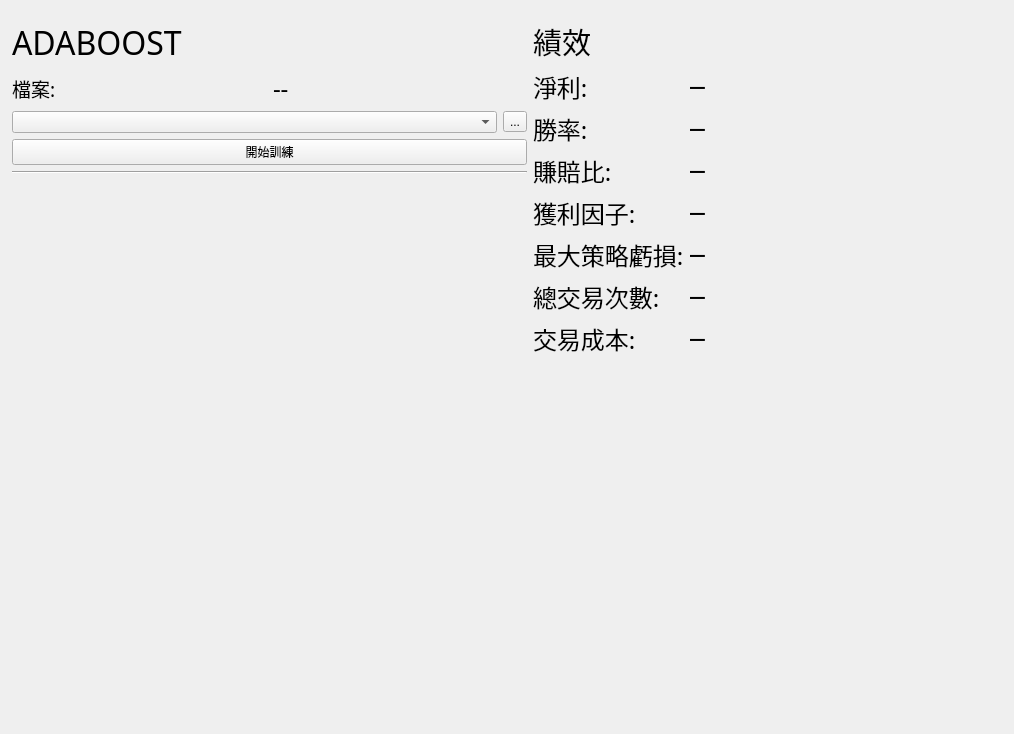
Old version of the form Adaboost_UI.ui in the repository allen93075/Winner.
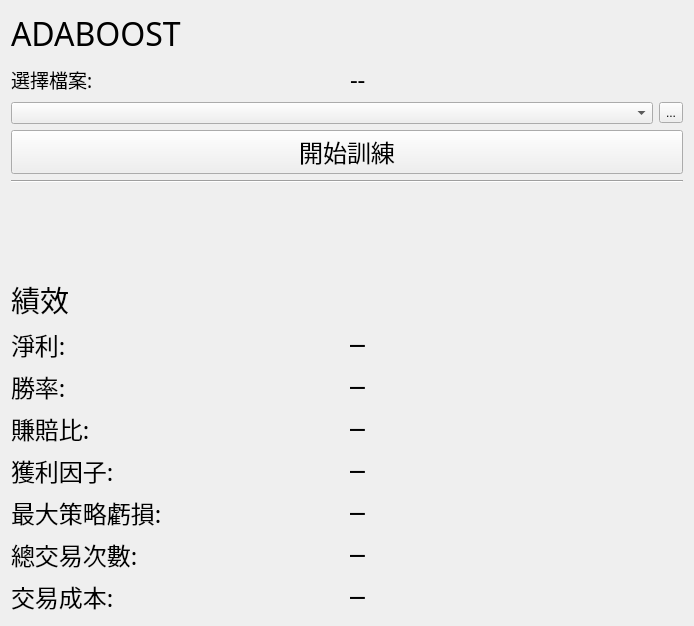
New version of the form.

What changed in the file:
```diff
--- a/Adaboost_UI.ui
+++ b/Adaboost_UI.ui
@@ -6,22 +6,15 @@
    <rect>
     <x>0</x>
     <y>0</y>
-    <width>1014</width>
-    <height>734</height>
+    <width>694</width>
+    <height>626</height>
    </rect>
   </property>
   <property name="windowTitle">
    <string>Form</string>
   </property>
-  <widget class="QWidget" name="horizontalLayoutWidget">
-   <property name="geometry">
-    <rect>
-     <x>12</x>
-     <y>20</y>
-     <width>981</width>
-     <height>701</height>
-    </rect>
-   </property>
+  <layout class="QGridLayout" name="gridLayout">
+   <item row="0" column="0">
    <layout class="QHBoxLayout" name="horizontalLayout">
     <item>
      <layout class="QVBoxLayout" name="verticalLayout_3">
@@ -49,7 +42,7 @@
            </font>
           </property>
           <property name="text">
-           <string>檔案:</string>
+            <string>選擇檔案:</string>
           </property>
          </widget>
         </item>
@@ -87,6 +80,12 @@
       </item>
       <item>
        <widget class="QPushButton" name="startTrainBtn">
+          <property name="font">
+           <font>
+            <family>微軟正黑體</family>
+            <pointsize>18</pointsize>
+           </font>
+          </property>
         <property name="text">
          <string>開始訓練</string>
         </property>
@@ -112,10 +111,6 @@
         </property>
        </spacer>
       </item>
-     </layout>
-    </item>
-    <item>
-     <layout class="QVBoxLayout" name="verticalLayout_7">
       <item>
        <widget class="QLabel" name="label_6">
         <property name="font">
@@ -130,8 +125,10 @@
        </widget>
       </item>
       <item>
-       <layout class="QFormLayout" name="formLayout_3">
-        <item row="0" column="0">
+        <layout class="QHBoxLayout" name="horizontalLayout_4">
+         <item>
+          <layout class="QVBoxLayout" name="verticalLayout_2">
+           <item>
          <widget class="QLabel" name="profitCol">
           <property name="font">
            <font>
@@ -147,23 +144,7 @@
           </property>
          </widget>
         </item>
-        <item row="0" column="1">
-         <widget class="QLabel" name="profitOut">
-          <property name="font">
-           <font>
-            <family>Agency FB</family>
-            <pointsize>18</pointsize>
-           </font>
-          </property>
-          <property name="text">
-           <string>─</string>
-          </property>
-          <property name="alignment">
-           <set>Qt::AlignLeading|Qt::AlignLeft|Qt::AlignVCenter</set>
-          </property>
-         </widget>
-        </item>
-        <item row="1" column="0">
+           <item>
          <widget class="QLabel" name="winrateCol_3">
           <property name="font">
            <font>
@@ -179,23 +160,7 @@
           </property>
          </widget>
         </item>
-        <item row="1" column="1">
-         <widget class="QLabel" name="winRateOut">
-          <property name="font">
-           <font>
-            <family>Agency FB</family>
-            <pointsize>18</pointsize>
-           </font>
-          </property>
-          <property name="text">
-           <string>─</string>
-          </property>
-          <property name="alignment">
-           <set>Qt::AlignLeading|Qt::AlignLeft|Qt::AlignVCenter</set>
-          </property>
-         </widget>
-        </item>
-        <item row="2" column="0">
+           <item>
          <widget class="QLabel" name="winLossCol">
           <property name="font">
            <font>
@@ -211,23 +176,7 @@
           </property>
          </widget>
         </item>
-        <item row="2" column="1">
-         <widget class="QLabel" name="winLossOut">
-          <property name="font">
-           <font>
-            <family>Agency FB</family>
-            <pointsize>18</pointsize>
-           </font>
-          </property>
-          <property name="text">
-           <string>─</string>
-          </property>
-          <property name="alignment">
-           <set>Qt::AlignLeading|Qt::AlignLeft|Qt::AlignVCenter</set>
-          </property>
-         </widget>
-        </item>
-        <item row="3" column="0">
+           <item>
          <widget class="QLabel" name="profitFactorCol">
           <property name="font">
            <font>
@@ -243,23 +192,7 @@
           </property>
          </widget>
         </item>
-        <item row="3" column="1">
-         <widget class="QLabel" name="profitFactorOut">
-          <property name="font">
-           <font>
-            <family>Agency FB</family>
-            <pointsize>18</pointsize>
-           </font>
-          </property>
-          <property name="text">
-           <string>─</string>
-          </property>
-          <property name="alignment">
-           <set>Qt::AlignLeading|Qt::AlignLeft|Qt::AlignVCenter</set>
-          </property>
-         </widget>
-        </item>
-        <item row="4" column="0">
+           <item>
          <widget class="QLabel" name="mddCol">
           <property name="font">
            <font>
@@ -275,23 +208,7 @@
           </property>
          </widget>
         </item>
-        <item row="4" column="1">
-         <widget class="QLabel" name="mddOut">
-          <property name="font">
-           <font>
-            <family>Agency FB</family>
-            <pointsize>18</pointsize>
-           </font>
-          </property>
-          <property name="text">
-           <string>─</string>
-          </property>
-          <property name="alignment">
-           <set>Qt::AlignLeading|Qt::AlignLeft|Qt::AlignVCenter</set>
-          </property>
-         </widget>
-        </item>
-        <item row="5" column="0">
+           <item>
          <widget class="QLabel" name="sharpeCol">
           <property name="font">
            <font>
@@ -307,23 +224,7 @@
           </property>
          </widget>
         </item>
-        <item row="5" column="1">
-         <widget class="QLabel" name="tradeCuntOut">
-          <property name="font">
-           <font>
-            <family>Agency FB</family>
-            <pointsize>18</pointsize>
-           </font>
-          </property>
-          <property name="text">
-           <string>─</string>
-          </property>
-          <property name="alignment">
-           <set>Qt::AlignLeading|Qt::AlignLeft|Qt::AlignVCenter</set>
-          </property>
-         </widget>
-        </item>
-        <item row="6" column="0">
+           <item>
          <widget class="QLabel" name="costCol">
           <property name="font">
            <font>
@@ -339,7 +240,107 @@
           </property>
          </widget>
         </item>
-        <item row="6" column="1">
+          </layout>
+         </item>
+         <item>
+          <layout class="QVBoxLayout" name="verticalLayout_4">
+           <item>
+            <widget class="QLabel" name="profitOut">
+             <property name="font">
+              <font>
+               <family>Agency FB</family>
+               <pointsize>18</pointsize>
+              </font>
+             </property>
+             <property name="text">
+              <string>─</string>
+             </property>
+             <property name="alignment">
+              <set>Qt::AlignLeading|Qt::AlignLeft|Qt::AlignVCenter</set>
+             </property>
+            </widget>
+           </item>
+           <item>
+            <widget class="QLabel" name="winRateOut">
+             <property name="font">
+              <font>
+               <family>Agency FB</family>
+               <pointsize>18</pointsize>
+              </font>
+             </property>
+             <property name="text">
+              <string>─</string>
+             </property>
+             <property name="alignment">
+              <set>Qt::AlignLeading|Qt::AlignLeft|Qt::AlignVCenter</set>
+             </property>
+            </widget>
+           </item>
+           <item>
+            <widget class="QLabel" name="winLossOut">
+             <property name="font">
+              <font>
+               <family>Agency FB</family>
+               <pointsize>18</pointsize>
+              </font>
+             </property>
+             <property name="text">
+              <string>─</string>
+             </property>
+             <property name="alignment">
+              <set>Qt::AlignLeading|Qt::AlignLeft|Qt::AlignVCenter</set>
+             </property>
+            </widget>
+           </item>
+           <item>
+            <widget class="QLabel" name="profitFactorOut">
+             <property name="font">
+              <font>
+               <family>Agency FB</family>
+               <pointsize>18</pointsize>
+              </font>
+             </property>
+             <property name="text">
+              <string>─</string>
+             </property>
+             <property name="alignment">
+              <set>Qt::AlignLeading|Qt::AlignLeft|Qt::AlignVCenter</set>
+             </property>
+            </widget>
+           </item>
+           <item>
+            <widget class="QLabel" name="mddOut">
+             <property name="font">
+              <font>
+               <family>Agency FB</family>
+               <pointsize>18</pointsize>
+              </font>
+             </property>
+             <property name="text">
+              <string>─</string>
+             </property>
+             <property name="alignment">
+              <set>Qt::AlignLeading|Qt::AlignLeft|Qt::AlignVCenter</set>
+             </property>
+            </widget>
+           </item>
+           <item>
+            <widget class="QLabel" name="tradeCuntOut">
+             <property name="font">
+              <font>
+               <family>Agency FB</family>
+               <pointsize>18</pointsize>
+              </font>
+             </property>
+             <property name="text">
+              <string>─</string>
+             </property>
+             <property name="alignment">
+              <set>Qt::AlignLeading|Qt::AlignLeft|Qt::AlignVCenter</set>
+             </property>
+            </widget>
+           </item>
+           <item>
          <widget class="QLabel" name="costOut">
           <property name="font">
            <font>
@@ -357,23 +358,13 @@
         </item>
        </layout>
       </item>
-      <item>
-       <spacer name="verticalSpacer_4">
-        <property name="orientation">
-         <enum>Qt::Vertical</enum>
-        </property>
-        <property name="sizeHint" stdset="0">
-         <size>
-          <width>20</width>
-          <height>188</height>
-         </size>
-        </property>
-       </spacer>
+        </layout>
       </item>
      </layout>
     </item>
    </layout>
-  </widget>
+   </item>
+  </layout>
  </widget>
  <resources/>
  <connections/>
```
Left out of the diff: 3 changed lines with no effect on the pictures. Lines whose indentation alone changed are shown as unchanged.
